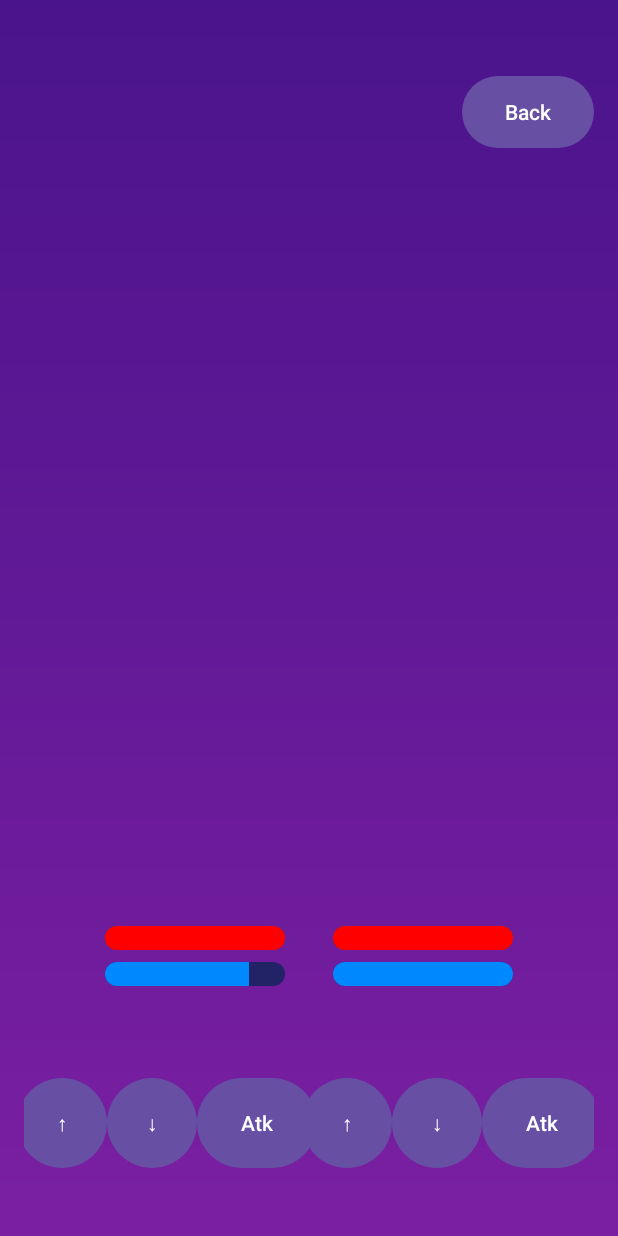
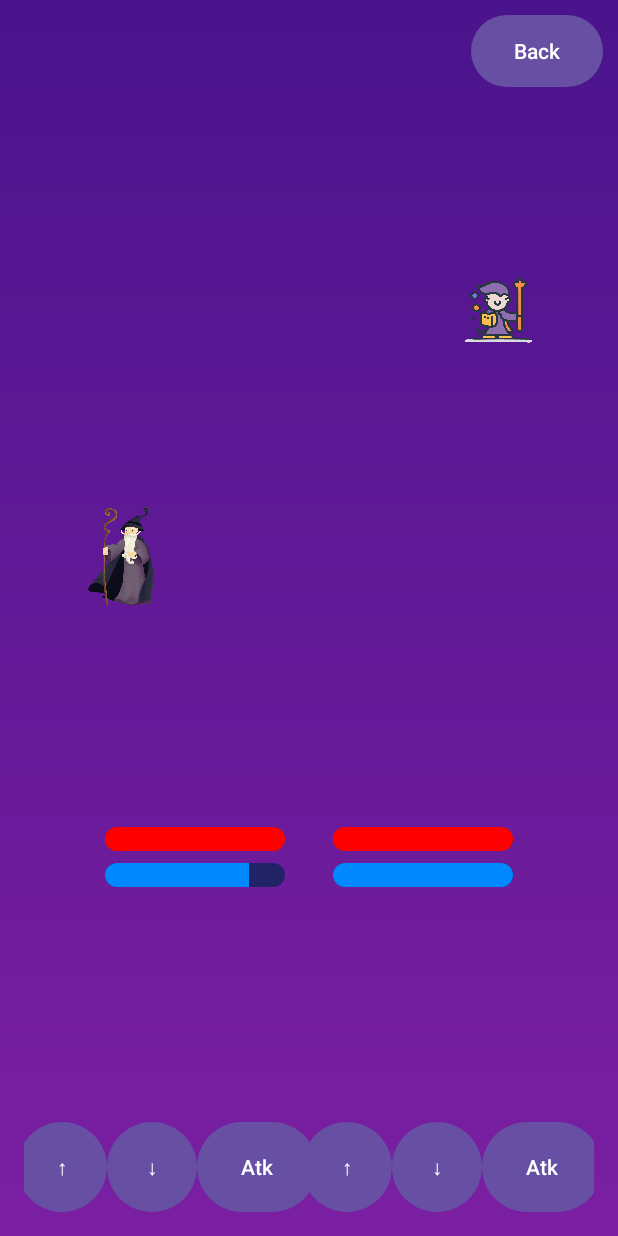
Before and after one commit to mistelltein/FightMobAppGame, an Android app: the GameActivity screen opened directly, with no data from a screen before it, after a tap on "Atk", on a phone screen of 412 x 824 dp. Run offline under Robolectric (Android 15) with nearby library versions, the phone set to English and light mode, and no system bars; 2 other taps on this screen came first.

Commit message:
refactor(ui): replace LinearLayout with ConstraintLayout for better responsiveness

```diff
--- a/app/src/main/java/com/example/fightgame/GameActivity.java
+++ b/app/src/main/java/com/example/fightgame/GameActivity.java
@@ -61,7 +61,8 @@ public class GameActivity extends AppCompatActivity {
         Button backButton = findViewById(R.id.backButton);
 
         updateUI();
-        updateWizardPositions();
+        wizard1.post(this::updateWizardPositions);
+        wizard2.post(this::updateWizardPositions);
 
         btnUp.setOnClickListener(v -> {
             v.startAnimation(AnimationUtils.loadAnimation(this, R.anim.button_press));
@@ -125,22 +126,31 @@ public class GameActivity extends AppCompatActivity {
     }
 
     private void updateWizardPositions() {
-        float[] positionsY = {
-                getResources().getDisplayMetrics().heightPixels * 0.25f,
-                getResources().getDisplayMetrics().heightPixels * 0.45f,
-                getResources().getDisplayMetrics().heightPixels * 0.65f
+        androidx.constraintlayout.widget.Guideline guidelinePosition1 = findViewById(R.id.guideline_position1);
+        androidx.constraintlayout.widget.Guideline guidelinePosition2 = findViewById(R.id.guideline_position2);
+        androidx.constraintlayout.widget.Guideline guidelinePosition3 = findViewById(R.id.guideline_position3);
+
+        androidx.constraintlayout.widget.Guideline[] positions = {
+                guidelinePosition1,
+                guidelinePosition2,
+                guidelinePosition3
         };
-        wizard1.animate().y(positionsY[position1 - 1] - wizard1.getHeight() / 2).setDuration(300).start();
-        wizard2.animate().y(positionsY[position2 - 1] - wizard2.getHeight() / 2).setDuration(300).start();
+
+        float targetY1 = positions[position1 - 1].getY() - wizard1.getHeight() / 2;
+        float targetY2 = positions[position2 - 1].getY() - wizard2.getHeight() / 2;
+
+        wizard1.animate().y(targetY1).setDuration(300).start();
+        wizard2.animate().y(targetY2).setDuration(300).start();
     }
 
     private void launchProjectile(Player attacker, int fromPos, int toPos, ImageView fromWizard, ImageView toWizard) {
-        float[] positionsY = {
-                getResources().getDisplayMetrics().heightPixels * 0.25f,
-                getResources().getDisplayMetrics().heightPixels * 0.45f,
-                getResources().getDisplayMetrics().heightPixels * 0.65f
+        androidx.constraintlayout.widget.Guideline[] positions = {
+                findViewById(R.id.guideline_position1),
+                findViewById(R.id.guideline_position2),
+                findViewById(R.id.guideline_position3)
         };
-        float startY = positionsY[fromPos - 1] - projectile.getHeight() / 2;
+
+        float startY = positions[fromPos - 1].getY() - projectile.getHeight() / 2;
         float startX = (attacker == player1) ? fromWizard.getX() + fromWizard.getWidth() : fromWizard.getX();
         float endX = (attacker == player1) ? getResources().getDisplayMetrics().widthPixels : 0;
 
--- a/app/src/main/res/layout/activity_game.xml
+++ b/app/src/main/res/layout/activity_game.xml
@@ -1,79 +1,95 @@
 <?xml version="1.0" encoding="utf-8"?>
-<LinearLayout xmlns:android="http://schemas.android.com/apk/res/android"
+<androidx.constraintlayout.widget.ConstraintLayout xmlns:android="http://schemas.android.com/apk/res/android"
     xmlns:app="http://schemas.android.com/apk/res-auto"
     android:layout_width="match_parent"
     android:layout_height="match_parent"
-    android:orientation="vertical"
     android:background="@drawable/background_gradient">
 
-    <!-- Position 0: "Back" button -->
-    <LinearLayout
-        android:id="@+id/position0"
-        android:layout_width="match_parent"
-        android:layout_height="0dp"
-        android:layout_weight="1"
-        android:gravity="center|end"
-        android:padding="16dp">
+    <!-- Guidelines для разделения экрана -->
+    <androidx.constraintlayout.widget.Guideline
+        android:id="@+id/guideline_top"
+        android:layout_width="wrap_content"
+        android:layout_height="wrap_content"
+        android:orientation="horizontal"
+        app:layout_constraintGuide_percent="0.1" />
+
+    <androidx.constraintlayout.widget.Guideline
+        android:id="@+id/guideline_position1"
+        android:layout_width="wrap_content"
+        android:layout_height="wrap_content"
+        android:orientation="horizontal"
+        app:layout_constraintGuide_percent="0.25" />
+
+    <androidx.constraintlayout.widget.Guideline
+        android:id="@+id/guideline_position2"
+        android:layout_width="wrap_content"
+        android:layout_height="wrap_content"
+        android:orientation="horizontal"
+        app:layout_constraintGuide_percent="0.45" />
+
+    <androidx.constraintlayout.widget.Guideline
+        android:id="@+id/guideline_position3"
+        android:layout_width="wrap_content"
+        android:layout_height="wrap_content"
+        android:orientation="horizontal"
+        app:layout_constraintGuide_percent="0.65" />
+
+    <androidx.constraintlayout.widget.Guideline
+        android:id="@+id/guideline_controls"
+        android:layout_width="wrap_content"
+        android:layout_height="wrap_content"
+        android:orientation="horizontal"
+        app:layout_constraintGuide_percent="0.85" />
+
     <Button
         android:id="@+id/backButton"
         android:layout_width="wrap_content"
         android:layout_height="wrap_content"
         android:text="@string/back_button"
         android:background="@drawable/button_background"
-            android:textColor="@color/white" />
-    </LinearLayout>
+        android:textColor="@color/white"
+        app:layout_constraintTop_toTopOf="parent"
+        app:layout_constraintEnd_toEndOf="parent"
+        android:layout_marginTop="10dp"
+        android:layout_marginEnd="10dp" />
 
-    <!-- Position 1: Upper row for wizards -->
-    <FrameLayout
-        android:id="@+id/position1"
-        android:layout_width="match_parent"
-        android:layout_height="0dp"
-        android:layout_weight="1">
     <ImageView
         android:id="@+id/wizard1"
         android:layout_width="80dp"
         android:layout_height="80dp"
         android:src="@drawable/ic_wizard1"
-            android:layout_gravity="start|center_vertical"
-            android:layout_marginStart="50dp" />
+        app:layout_constraintStart_toStartOf="parent"
+        app:layout_constraintTop_toTopOf="@id/guideline_position1"
+        android:layout_marginStart="40dp" />
+
     <ImageView
         android:id="@+id/wizard2"
         android:layout_width="80dp"
         android:layout_height="80dp"
         android:src="@drawable/ic_wizard2"
-            android:layout_gravity="end|center_vertical"
-            android:layout_marginEnd="50dp" />
+        app:layout_constraintEnd_toEndOf="parent"
+        app:layout_constraintTop_toTopOf="@id/guideline_position1"
+        android:layout_marginEnd="40dp" />
+
     <ImageView
         android:id="@+id/projectile"
         android:layout_width="20dp"
         android:layout_height="20dp"
         android:src="@drawable/ic_projectile"
-            android:visibility="invisible" />
-    </FrameLayout>
+        android:visibility="invisible"
+        app:layout_constraintStart_toStartOf="parent"
+        app:layout_constraintTop_toTopOf="@id/guideline_position1" />
 
-    <!-- Position 2: Middle row for wizards -->
-    <FrameLayout
-        android:id="@+id/position2"
-        android:layout_width="match_parent"
-        android:layout_height="0dp"
-        android:layout_weight="1" />
-
-    <!-- Position 3: Bottom row for wizards -->
-    <FrameLayout
-        android:id="@+id/position3"
-        android:layout_width="match_parent"
-        android:layout_height="0dp"
-        android:layout_weight="1" />
-
-    <!-- HP and MP progress bars -->
     <LinearLayout
-        android:layout_width="match_parent"
+        android:layout_width="0dp"
         android:layout_height="wrap_content"
         android:orientation="horizontal"
+        app:layout_constraintTop_toBottomOf="@id/guideline_position3"
+        app:layout_constraintStart_toStartOf="parent"
+        app:layout_constraintEnd_toEndOf="parent"
         android:padding="16dp"
         android:gravity="center">
 
-        <!-- First column (HP/MP for Player 1) -->
         <LinearLayout
             android:layout_width="wrap_content"
             android:layout_height="wrap_content"
@@ -98,7 +114,6 @@
                 android:layout_marginTop="8dp" />
         </LinearLayout>
 
-        <!-- Second column (HP/MP for Player 2) -->
         <LinearLayout
             android:layout_width="wrap_content"
             android:layout_height="wrap_content"
@@ -123,17 +138,17 @@
         </LinearLayout>
     </LinearLayout>
 
-    <!-- Position 4: Control buttons -->
     <LinearLayout
         android:id="@+id/position4"
-        android:layout_width="match_parent"
-        android:layout_height="0dp"
-        android:layout_weight="1"
+        android:layout_width="0dp"
+        android:layout_height="wrap_content"
         android:orientation="horizontal"
+        app:layout_constraintBottom_toBottomOf="parent"
+        app:layout_constraintStart_toStartOf="parent"
+        app:layout_constraintEnd_toEndOf="parent"
         android:gravity="center"
         android:padding="16dp">
 
-        <!-- Controls for Player 1 -->
         <LinearLayout
             android:layout_width="0dp"
             android:layout_height="wrap_content"
@@ -160,7 +175,6 @@
                 android:background="@drawable/button_background" />
         </LinearLayout>
 
-        <!-- Controls for Player 2 -->
         <LinearLayout
             android:layout_width="0dp"
             android:layout_height="wrap_content"
@@ -188,4 +202,4 @@
         </LinearLayout>
     </LinearLayout>
 
-</LinearLayout>
+</androidx.constraintlayout.widget.ConstraintLayout>
```
Lines whose indentation alone changed are shown as unchanged.
